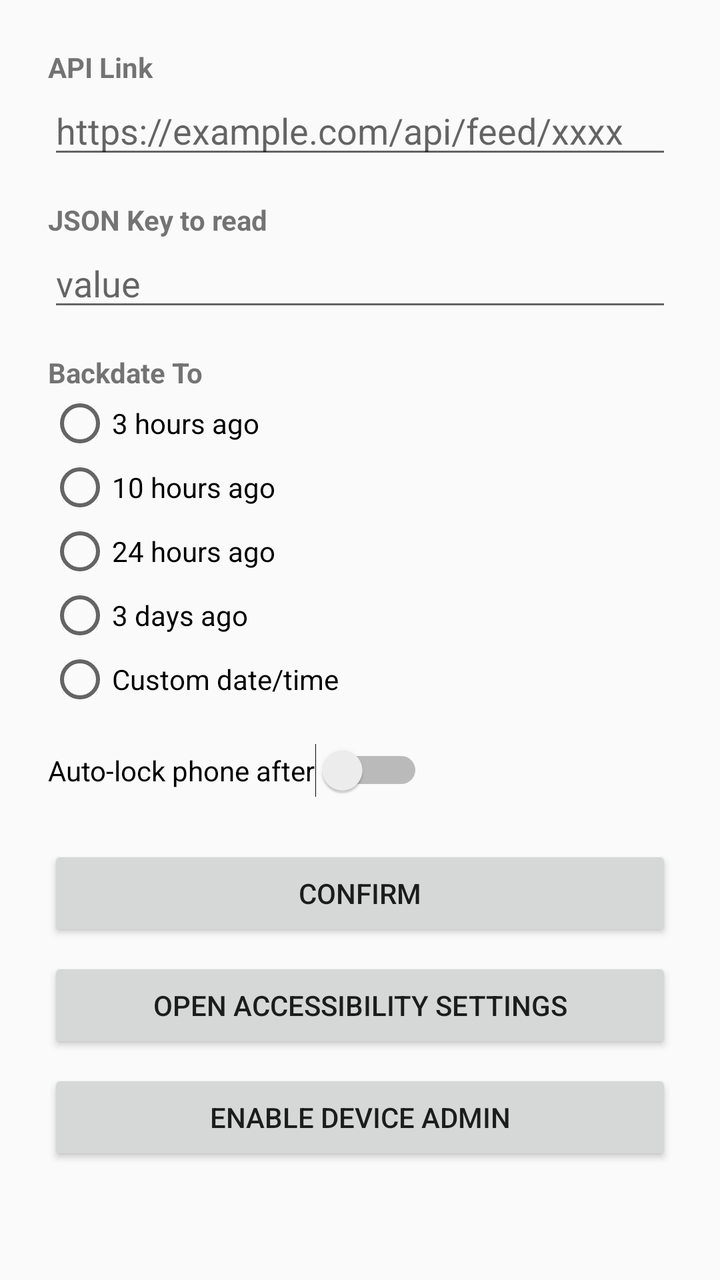
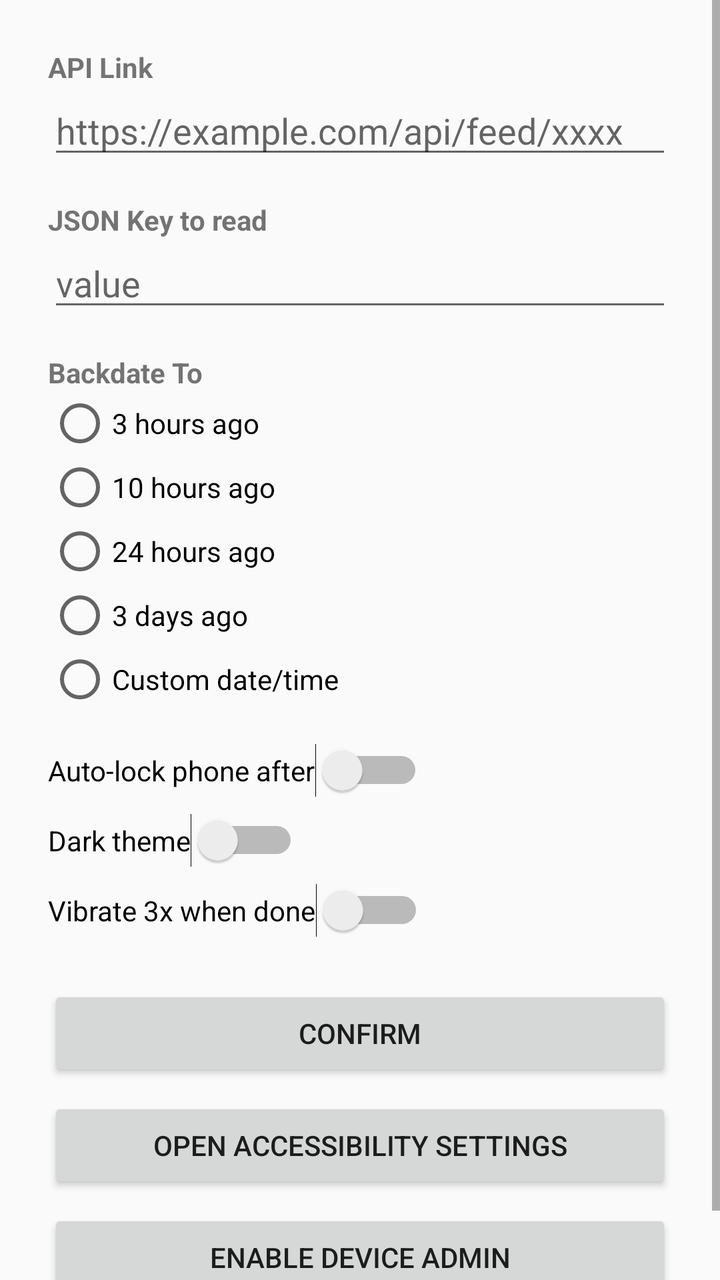

Compare the two renders of this Android layout. The source of the first and the diff that turns it into the second are given below.
<!-- AndroidManifest.xml: application theme Theme.AppCompat.Light -->
<!-- res/layout/activity_main.xml -->
<?xml version="1.0" encoding="utf-8"?>
<ScrollView xmlns:android="http://schemas.android.com/apk/res/android"
    android:layout_width="match_parent"
    android:layout_height="match_parent">

<LinearLayout
    android:layout_width="match_parent"
    android:layout_height="wrap_content"
    android:orientation="vertical"
    android:padding="24dp">

    <TextView android:layout_width="wrap_content" android:layout_height="wrap_content"
        android:text="API Link" android:textStyle="bold"/>
    <EditText android:id="@+id/editApiLink"
        android:layout_width="match_parent" android:layout_height="wrap_content"
        android:hint="https://example.com/api/feed/xxxx"/>

    <TextView android:layout_width="wrap_content" android:layout_height="wrap_content"
        android:layout_marginTop="16dp" android:text="JSON Key to read" android:textStyle="bold"/>
    <EditText android:id="@+id/editApiKey"
        android:layout_width="match_parent" android:layout_height="wrap_content"
        android:hint="value"/>

    <TextView android:layout_width="wrap_content" android:layout_height="wrap_content"
        android:layout_marginTop="16dp" android:text="Backdate To" android:textStyle="bold"/>
    <RadioGroup android:id="@+id/radioTimeGroup"
        android:layout_width="match_parent" android:layout_height="wrap_content">
        <RadioButton android:id="@+id/radio3h" android:text="3 hours ago"/>
        <RadioButton android:id="@+id/radio10h" android:text="10 hours ago"/>
        <RadioButton android:id="@+id/radio24h" android:text="24 hours ago"/>
        <RadioButton android:id="@+id/radio3d" android:text="3 days ago"/>
        <RadioButton android:id="@+id/radioCustom" android:text="Custom date/time"/>
    </RadioGroup>

    <EditText android:id="@+id/editCustomDateTime"
        android:layout_width="match_parent" android:layout_height="wrap_content"
        android:hint="yyyy-MM-dd HH:mm:ss" android:visibility="gone"/>

    <Switch android:id="@+id/switchAutoLock"
        android:layout_width="wrap_content" android:layout_height="wrap_content"
        android:layout_marginTop="16dp" android:text="Auto-lock phone after"/>

    <Button android:id="@+id/btnConfirm"
        android:layout_width="match_parent" android:layout_height="wrap_content"
        android:layout_marginTop="24dp" android:text="Confirm"/>

    <Button android:id="@+id/btnAccessibilitySettings"
        android:layout_width="match_parent" android:layout_height="wrap_content"
        android:layout_marginTop="8dp" android:text="Open Accessibility Settings"/>

    <Button android:id="@+id/btnDeviceAdminSettings"
        android:layout_width="match_parent" android:layout_height="wrap_content"
        android:layout_marginTop="8dp" android:text="Enable Device Admin"/>

</LinearLayout>
</ScrollView>
<!-- resources referenced by this layout -->
<resources>

</resources>

<!-- the commit's change to res/layout/activity_main.xml (unified diff, before → after) -->
@@ -40,6 +40,14 @@
         android:layout_width="wrap_content" android:layout_height="wrap_content"
         android:layout_marginTop="16dp" android:text="Auto-lock phone after"/>
 
+    <Switch android:id="@+id/switchDarkTheme"
+        android:layout_width="wrap_content" android:layout_height="wrap_content"
+        android:layout_marginTop="8dp" android:text="Dark theme"/>
+
+    <Switch android:id="@+id/switchVibrate"
+        android:layout_width="wrap_content" android:layout_height="wrap_content"
+        android:layout_marginTop="8dp" android:text="Vibrate 3x when done"/>
+
     <Button android:id="@+id/btnConfirm"
         android:layout_width="match_parent" android:layout_height="wrap_content"
         android:layout_marginTop="24dp" android:text="Confirm"/>
